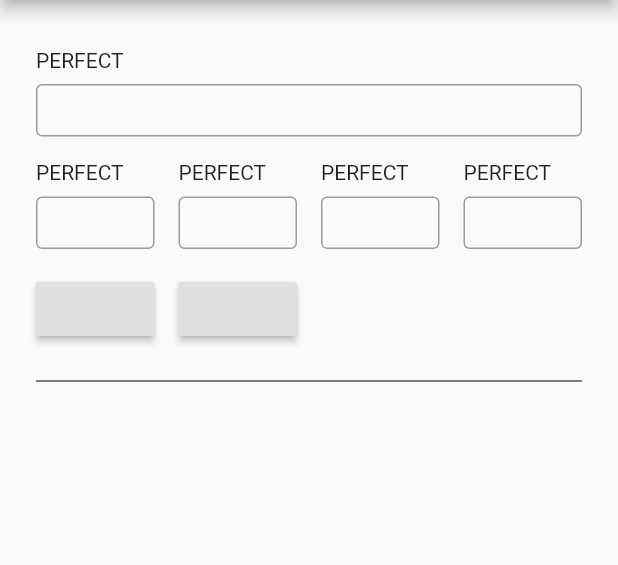
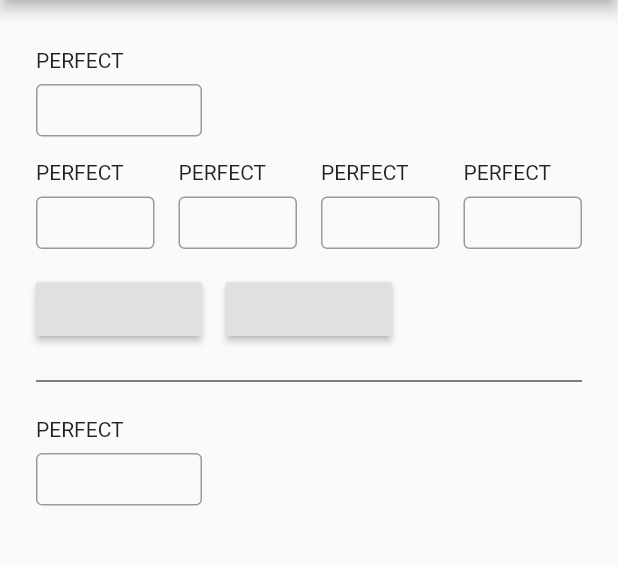
Before and after one commit to K-shir0/tp-calculate-app, a Flutter app: the screen it shows after launch, on a phone screen of 412 x 824 dp, the part 84-649 px from its top. Run offline on Flutter 3.47's test engine with Material 2 defaults, Android fonts, the phone set to English and light mode, and no system bars; our stand-ins replace flutter_hooks, hooks_riverpod.

Commit message:
feat: BlackPerfectのCalculateTextFieldの見た目を調整

```diff
--- a/lib/screens/home/home.dart
+++ b/lib/screens/home/home.dart
@@ -25,9 +25,21 @@ class CalculateForm extends StatelessWidget {
     return Container(
       child: Column(
         children: [
-          Padding(
-            padding: const EdgeInsets.only(top: 8.0, left: 8.0, right: 8.0),
-            child: CalculateTextField(label: "PERFECT"),
+          Row(
+            children: [
+              Expanded(
+                flex: 1,
+                child: Padding(
+                  padding:
+                      const EdgeInsets.only(top: 8.0, left: 8.0, right: 8.0),
+                  child: CalculateTextField(label: "PERFECT"),
+                ),
+              ),
+              Expanded(
+                flex: 2,
+                child: Container(),
+              )
+            ],
           ),
           Row(
             children: [
@@ -78,7 +90,7 @@ class CalculateForm extends StatelessWidget {
 
               // ボタン右のスペース
               Expanded(
-                flex: 2,
+                flex: 1,
                 child: Container(),
               ),
             ],
@@ -88,7 +100,24 @@ class CalculateForm extends StatelessWidget {
             child: Divider(
               color: Colors.black,
             ),
-          )
+          ),
+          Row(
+            children: [
+              Expanded(
+                flex: 1,
+                child: Padding(
+                  padding:
+                  const EdgeInsets.only(left: 8.0, right: 8.0),
+                  child: CalculateTextField(label: "PERFECT"),
+                ),
+              ),
+              // 右の空白
+              Expanded(
+                flex: 2,
+                child: Container(),
+              )
+            ],
+          ),
         ],
       ),
     );
```
